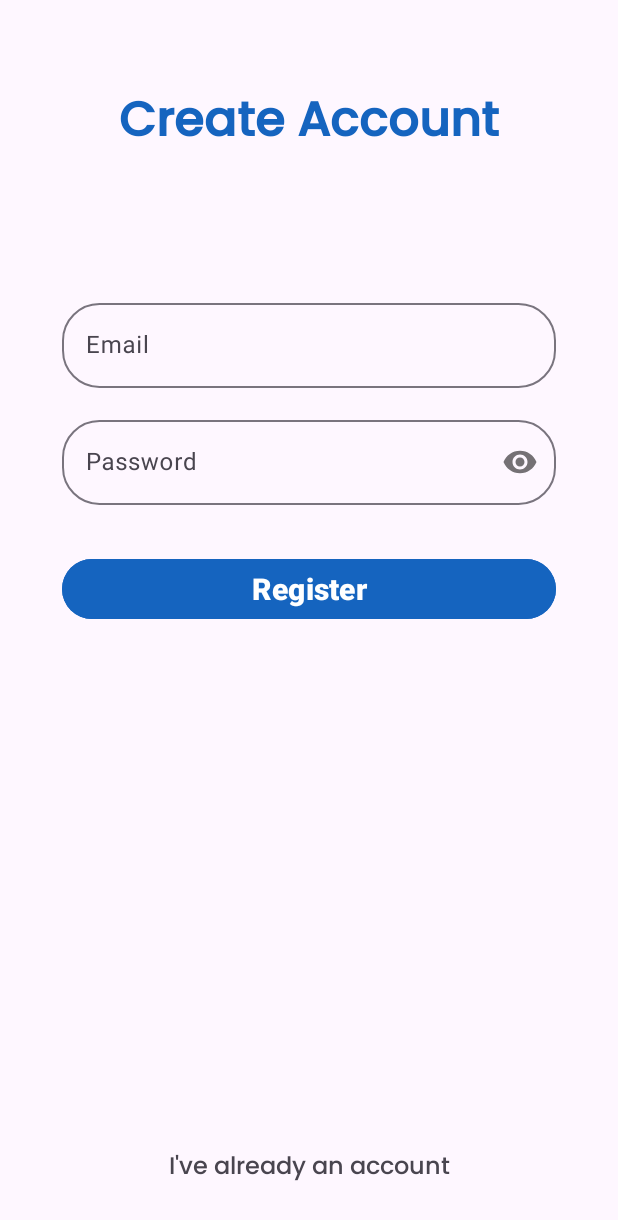
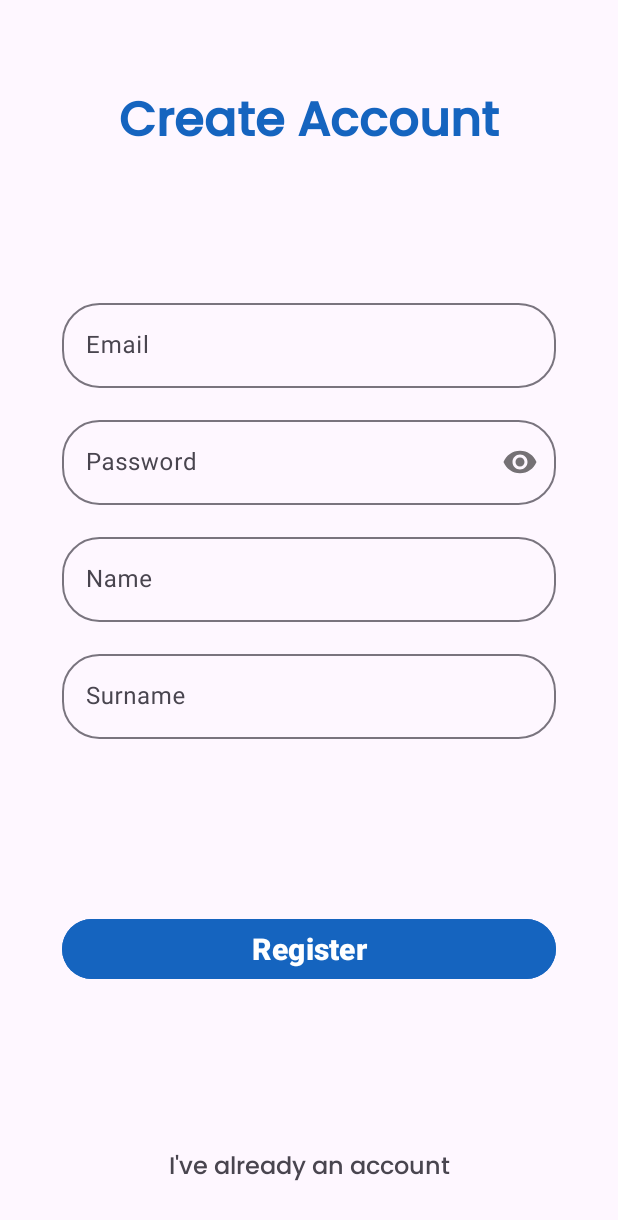
Before and after one commit to Emircan-Kirez/Yummy, an Android app: the RegisterFragment screen opened through its navigation route, after a tap on "Register", on a phone screen of 412 x 824 dp. Shown: the top 1220 px of the screen. Run offline under Robolectric (Android 15) with nearby library versions, the light colour scheme and no system bars; our stand-ins replace Dagger/Hilt's generated code, Firebase (no records; nobody signed in at launch, a user with empty details on screens opened directly); 1 statement that could not run was skipped.

Commit message:
add name and surname property to register screen and get user information from firebase for favorite screen

```diff
--- a/app/src/main/java/com/emircankirez/yummy/common/Constants.kt
+++ b/app/src/main/java/com/emircankirez/yummy/common/Constants.kt
@@ -4,6 +4,8 @@ object Constants {
 
     const val BASE_URL = "https://www.themealdb.com/api/json/v1/1/"
 
+    const val DEFAULT_PROFILE_PHOTO_URL = "https://firebasestorage.googleapis.com/v0/b/yummy-af1af.appspot.com/o/app_logo.png?alt=media&token=88b83ae6-4af4-48aa-a2b2-abaf36528f0a"
+
     // collections
     const val USERS = "users"
 }
--- a/app/src/main/java/com/emircankirez/yummy/data/repository/AuthRepositoryImpl.kt
+++ b/app/src/main/java/com/emircankirez/yummy/data/repository/AuthRepositoryImpl.kt
@@ -26,14 +26,16 @@ class AuthRepositoryImpl @Inject constructor(
     private val userRef = Firebase.firestore.collection(USERS)
     override suspend fun firebaseRegister(
         email: String,
-        password: String
+        password: String,
+        name: String,
+        surname: String
     ): Flow<Resource<AuthResult>> = flow {
         emit(Resource.Loading)
         try {
             val result = auth.createUserWithEmailAndPassword(email, password).await()
 
             val uid = result.user?.uid!!
-            val user = User(uid, email)
+            val user = User(uid, email, name, surname)
             userRef.document(uid).set(user).await()
 
             myPreferences.isLogin = true
--- a/app/src/main/java/com/emircankirez/yummy/domain/repository/AuthRepository.kt
+++ b/app/src/main/java/com/emircankirez/yummy/domain/repository/AuthRepository.kt
@@ -8,7 +8,9 @@ import kotlinx.coroutines.flow.Flow
 interface AuthRepository {
     suspend fun firebaseRegister(
         email: String,
-        password: String
+        password: String,
+        name: String,
+        surname: String
     ) : Flow<Resource<AuthResult>>
 
     suspend fun firebaseLogin(
--- a/app/src/main/java/com/emircankirez/yummy/ui/presentation/auth/register/RegisterFragment.kt
+++ b/app/src/main/java/com/emircankirez/yummy/ui/presentation/auth/register/RegisterFragment.kt
@@ -53,7 +53,12 @@ class RegisterFragment : Fragment() {
 
         binding.apply {
             btnRegister.setOnClickListener {
-               viewModel.register(etEmail.text.toString(), etPassword.text.toString())
+               viewModel.register(
+                   etEmail.text.toString(),
+                   etPassword.text.toString(),
+                   etName.text.toString(),
+                   etSurname.text.toString()
+               )
             }
         }
     }
--- a/app/src/main/java/com/emircankirez/yummy/ui/presentation/auth/register/RegisterViewModel.kt
+++ b/app/src/main/java/com/emircankirez/yummy/ui/presentation/auth/register/RegisterViewModel.kt
@@ -23,10 +23,10 @@ class RegisterViewModel @Inject constructor(
     private var _registerResponse = MutableStateFlow<Resource<AuthResult>>(Resource.Empty)
     val registerResponse : StateFlow<Resource<AuthResult>> = _registerResponse
 
-    fun register(email: String, password: String) = viewModelScope.launch {
-        if(email.isNotBlank() && password.isNotBlank()){
+    fun register(email: String, password: String, name: String, surname: String) = viewModelScope.launch {
+        if(email.isNotBlank() && password.isNotBlank() && name.isNotBlank() && surname.isNotBlank()){
             if(email.isValidEmail()){
-                authRepository.firebaseRegister(email, password).collect{ result ->
+                authRepository.firebaseRegister(email, password, name, surname).collect{ result ->
                     when(result){
                         is Resource.Error -> {
                             _registerResponse.value = Resource.Error(result.message)
@@ -44,7 +44,7 @@ class RegisterViewModel @Inject constructor(
                 _registerResponse.value = Resource.Error(resourceProvider.getString(R.string.not_valid_email))
             }
         }else{
-            _registerResponse.value = Resource.Error(resourceProvider.getString(R.string.empty_email_or_password_field))
+            _registerResponse.value = Resource.Error(resourceProvider.getString(R.string.fill_every_field))
         }
     }
 
--- a/app/src/main/res/layout/fragment_favorite.xml
+++ b/app/src/main/res/layout/fragment_favorite.xml
@@ -28,7 +28,7 @@
         android:layout_width="@dimen/profile_photo_width"
         android:layout_height="@dimen/profile_photo_width"
         app:cardCornerRadius="@dimen/profile_photo_radius"
-        app:layout_constraintBottom_toTopOf="@+id/tv_profil_name"
+        app:layout_constraintBottom_toTopOf="@+id/tv_profile_name"
         app:layout_constraintEnd_toEndOf="parent"
         app:layout_constraintHorizontal_bias="0.5"
         app:layout_constraintStart_toStartOf="parent"
@@ -36,7 +36,7 @@
         app:layout_constraintVertical_chainStyle="packed">
 
         <ImageView
-            android:id="@+id/imageView"
+            android:id="@+id/iv_profile_photo"
             android:layout_width="match_parent"
             android:layout_height="match_parent"
             android:scaleType="centerCrop"
@@ -45,7 +45,7 @@
     </androidx.cardview.widget.CardView>
 
     <TextView
-        android:id="@+id/tv_profil_name"
+        android:id="@+id/tv_profile_name"
         android:layout_width="match_parent"
         android:layout_height="wrap_content"
         android:layout_marginTop="@dimen/dp_16"
--- a/app/src/main/res/layout/fragment_register.xml
+++ b/app/src/main/res/layout/fragment_register.xml
@@ -91,6 +91,48 @@
             android:hint="@string/password" />
     </com.google.android.material.textfield.TextInputLayout>
 
+    <com.google.android.material.textfield.TextInputLayout
+        android:id="@+id/til_name"
+        android:layout_width="@dimen/dp_0"
+        android:layout_height="wrap_content"
+        android:layout_marginTop="@dimen/dp_16"
+        app:boxCornerRadiusTopEnd="@dimen/cornerRadius"
+        app:boxCornerRadiusTopStart="@dimen/cornerRadius"
+        app:boxCornerRadiusBottomEnd="@dimen/cornerRadius"
+        app:boxCornerRadiusBottomStart="@dimen/cornerRadius"
+        app:layout_constraintEnd_toStartOf="@+id/v_guideline_0.9"
+        app:layout_constraintStart_toStartOf="@+id/v_guideline_0.1"
+        app:layout_constraintTop_toBottomOf="@+id/til_password">
+
+        <com.google.android.material.textfield.TextInputEditText
+            android:id="@+id/et_name"
+            android:inputType="text"
+            android:layout_width="match_parent"
+            android:layout_height="wrap_content"
+            android:hint="@string/name" />
+    </com.google.android.material.textfield.TextInputLayout>
+
+    <com.google.android.material.textfield.TextInputLayout
+        android:id="@+id/til_surname"
+        android:layout_width="@dimen/dp_0"
+        android:layout_height="wrap_content"
+        android:layout_marginTop="@dimen/dp_16"
+        app:boxCornerRadiusTopEnd="@dimen/cornerRadius"
+        app:boxCornerRadiusTopStart="@dimen/cornerRadius"
+        app:boxCornerRadiusBottomEnd="@dimen/cornerRadius"
+        app:boxCornerRadiusBottomStart="@dimen/cornerRadius"
+        app:layout_constraintEnd_toStartOf="@+id/v_guideline_0.9"
+        app:layout_constraintStart_toStartOf="@+id/v_guideline_0.1"
+        app:layout_constraintTop_toBottomOf="@+id/til_name">
+
+        <com.google.android.material.textfield.TextInputEditText
+            android:id="@+id/et_surname"
+            android:inputType="text"
+            android:layout_width="match_parent"
+            android:layout_height="wrap_content"
+            android:hint="@string/surname" />
+    </com.google.android.material.textfield.TextInputLayout>
+
     <com.google.android.material.button.MaterialButton
         android:id="@+id/btn_register"
         android:layout_width="@dimen/dp_0"
@@ -104,14 +146,14 @@
         app:layout_constraintEnd_toStartOf="@id/v_guideline_0.9"
         app:layout_constraintHorizontal_bias="0.0"
         app:layout_constraintStart_toStartOf="@id/v_guideline_0.1"
-        app:layout_constraintTop_toBottomOf="@+id/til_password" />
+        app:layout_constraintTop_toBottomOf="@+id/h_guideline_0.7" />
 
     <TextView
         android:id="@+id/tv_have_already_account"
         android:layout_width="wrap_content"
         android:layout_height="wrap_content"
         android:layout_marginBottom="@dimen/dp_32"
-        android:textSize="@dimen/dp_16"
+        android:textSize="@dimen/sp_16"
         android:text="@string/have_already_account"
         app:layout_constraintBottom_toBottomOf="parent"
         app:layout_constraintEnd_toEndOf="parent"
--- a/app/src/main/res/values/dimens.xml
+++ b/app/src/main/res/values/dimens.xml
@@ -10,6 +10,8 @@
     <dimen name="dp_1">1dp</dimen>
     <dimen name="dp_10">10dp</dimen>
     <dimen name="dp_20">20dp</dimen>
+    <dimen name="dp_2">2dp</dimen>
+    <dimen name="dp_100">100dp</dimen>
 
     <!-- sp -->
     <dimen name="sp_32">32sp</dimen>
@@ -37,4 +39,8 @@
     <!-- RecyclerView Category Meal Item Sizes -->
     <dimen name="category_meal_card_view_height">200dp</dimen>
 
+    <!-- Favorite Fragment -->
+    <dimen name="profile_photo_width">100dp</dimen>
+    <dimen name="profile_photo_radius">50dp</dimen>
+
 </resources>
--- a/app/src/main/res/values/strings.xml
+++ b/app/src/main/res/values/strings.xml
@@ -6,6 +6,7 @@
     <string name="empty_email_field">Please enter an email.</string>
     <string name="not_valid_email">Please enter a valid email.</string>
     <string name="empty_email_or_password_field">Please fill email and password field.</string>
+    <string name="fill_every_field">Please fill every field.</string>
     <string name="unknown_error">Unknown Error</string>
     <string name="not_found_user_uid">User UID not found</string>
 
@@ -26,6 +27,8 @@
     <!-- Register Fragment -->
     <string name="create_account">Create Account</string>
     <string name="register">Register</string>
+    <string name="name">Name</string>
+    <string name="surname">Surname</string>
     <string name="have_already_account">I\'ve already an account</string>
 
     <!-- Forgot Password -->
@@ -46,5 +49,5 @@
     <string name="log_out">Log out</string>
     <string name="edit_profile">Edit Profile</string>
     <string name="profile_name">%1$s %2$s</string>
-    <string name="not_logged_in">Giriş yapılmamış.</string>
+    <string name="not_logged_in">Not logged in.</string>
 </resources>
```
Also changed, not shown: app/src/main/java/com/emircankirez/yummy/domain/model/User.kt (+7 -4 lines), app/src/main/java/com/emircankirez/yummy/ui/presentation/favorite/FavoriteFragment.kt (+47 -3 lines), app/src/main/java/com/emircankirez/yummy/ui/presentation/favorite/FavoriteViewModel.kt (+47 -1 lines), app/src/main/res/layout/item_favorite.xml (added, +33 -0 lines), 1 other file.
